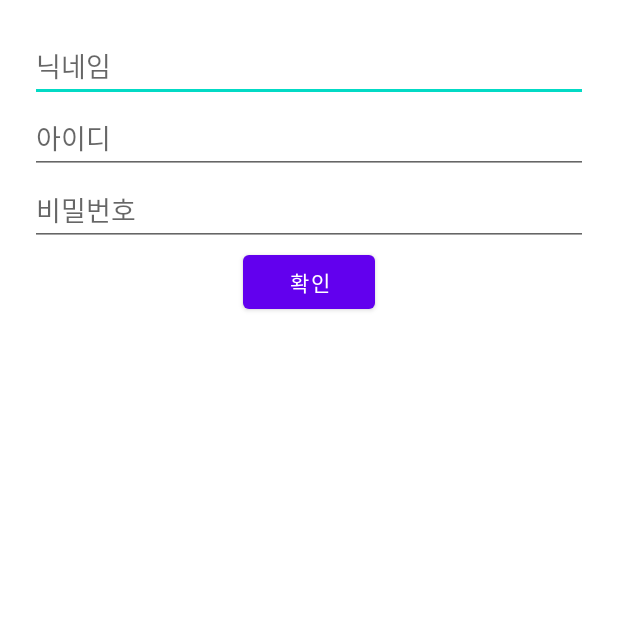
After one commit to cloudmu7/MyMovie, an Android app: the SignupActivity screen opened directly, with no data from a screen before it, on a phone screen of 412 x 824 dp, the top half of it. The commit adds this screen. Run offline under Robolectric (Android 15) with nearby library versions, the phone set to English and light mode, and no system bars; our stand-ins replace Firebase (no records; nobody signed in at launch, a user with empty details on screens opened directly).

Commit message:
로그인, 회원가입 구현

```diff
--- a/app/build.gradle
+++ b/app/build.gradle
@@ -1,5 +1,6 @@
 plugins {
     id 'com.android.application'
+    id 'com.google.gms.google-services'
 }
 
 android {
@@ -36,4 +37,6 @@ dependencies {
     testImplementation 'junit:junit:4.+'
     androidTestImplementation 'androidx.test.ext:junit:1.1.3'
     androidTestImplementation 'androidx.test.espresso:espresso-core:3.4.0'
+    implementation platform('com.google.firebase:firebase-bom:28.4.2')
+    implementation 'com.google.firebase:firebase-firestore'
 }
--- a/app/src/main/AndroidManifest.xml
+++ b/app/src/main/AndroidManifest.xml
@@ -12,7 +12,8 @@
         android:supportsRtl="true"
         android:theme="@style/Theme.MyMovie"
         android:usesCleartextTraffic="true">
-        <activity android:name=".LoginActivity"></activity>
+        <activity android:name=".SignupActivity"></activity>
+        <activity android:name=".LoginActivity" />
         <activity android:name=".IntroActivity">
             <intent-filter>
                 <action android:name="android.intent.action.MAIN" />
--- a/app/src/main/java/com/cloud7mu7/mymovie/LoginActivity.java
+++ b/app/src/main/java/com/cloud7mu7/mymovie/LoginActivity.java
@@ -64,7 +64,6 @@ public class LoginActivity extends AppCompatActivity {
                             return;
                         }
                     }
-
                     Toast.makeText(LoginActivity.this, "로그인 실패", Toast.LENGTH_SHORT).show();
 
                 }else {
--- /dev/null
+++ b/app/src/main/java/com/cloud7mu7/mymovie/SignupActivity.java
@@ -0,0 +1,55 @@
+package com.cloud7mu7.mymovie;
+
+import androidx.appcompat.app.AppCompatActivity;
+
+import android.os.Bundle;
+import android.view.View;
+import android.widget.EditText;
+import android.widget.Toast;
+
+import com.google.android.gms.tasks.OnSuccessListener;
+import com.google.android.gms.tasks.Task;
+import com.google.firebase.firestore.CollectionReference;
+import com.google.firebase.firestore.FirebaseFirestore;
+
+import java.util.HashMap;
+
+public class SignupActivity extends AppCompatActivity {
+
+    EditText etNick, etId, etPass;
+
+    @Override
+    protected void onCreate(Bundle savedInstanceState) {
+        super.onCreate(savedInstanceState);
+        setContentView(R.layout.activity_signup);
+        etId = findViewById(R.id.id);
+        etNick = findViewById(R.id.nickname);
+        etPass = findViewById(R.id.password);
+    }
+
+    public void clickBtn(View view) {
+
+        String name, id, pass;
+
+        name = etNick.getText().toString();
+        id = etId.getText().toString();
+        pass = etPass.getText().toString();
+
+        HashMap<String, String> hashMap = new HashMap<>();
+        hashMap.put("name", name);
+        hashMap.put("pass", pass);
+        hashMap.put("id", id);
+
+        FirebaseFirestore firestore = FirebaseFirestore.getInstance();
+        CollectionReference memberRef =firestore.collection("Member");
+        Task task = memberRef.document().set(hashMap);
+        task.addOnSuccessListener(new OnSuccessListener() {
+            @Override
+            public void onSuccess(Object o) {
+                Toast.makeText(SignupActivity.this, "저장 성공", Toast.LENGTH_SHORT).show();
+                finish();
+            }
+        });
+
+    }
+}
--- /dev/null
+++ b/app/src/main/res/layout/activity_signup.xml
@@ -0,0 +1,40 @@
+<?xml version="1.0" encoding="utf-8"?>
+<LinearLayout xmlns:android="http://schemas.android.com/apk/res/android"
+    xmlns:app="http://schemas.android.com/apk/res-auto"
+    xmlns:tools="http://schemas.android.com/tools"
+    android:layout_width="match_parent"
+    android:layout_height="match_parent"
+    android:orientation="vertical"
+    tools:context=".SignupActivity"
+    android:padding="20dp">
+
+    <EditText
+        android:id="@+id/nickname"
+        android:layout_width="match_parent"
+        android:layout_height="wrap_content"
+        android:inputType="text"
+        android:hint="닉네임"/>
+
+    <EditText
+        android:id="@+id/id"
+        android:layout_width="match_parent"
+        android:layout_height="wrap_content"
+        android:inputType="text"
+        android:hint="아이디"/>
+
+    <EditText
+        android:id="@+id/password"
+        android:layout_width="match_parent"
+        android:layout_height="wrap_content"
+        android:inputType="text"
+        android:hint="비밀번호"/>
+
+    <Button
+        android:layout_width="wrap_content"
+        android:layout_height="wrap_content"
+        android:text="확인"
+        android:layout_gravity="center"
+        android:onClick="clickBtn"/>
+
+
+</LinearLayout>
--- a/build.gradle
+++ b/build.gradle
@@ -6,6 +6,7 @@ buildscript {
     }
     dependencies {
         classpath "com.android.tools.build:gradle:4.2.2"
+        classpath 'com.google.gms:google-services:4.3.10'
 
         // NOTE: Do not place your application dependencies here; they belong
         // in the individual module build.gradle files
```
Also changed, not shown: app/src/main/res/layout/activity_login.xml (+8 -3 lines), app/src/main/res/layout/activity_main.xml (+0 -20 lines), 1 other file.
